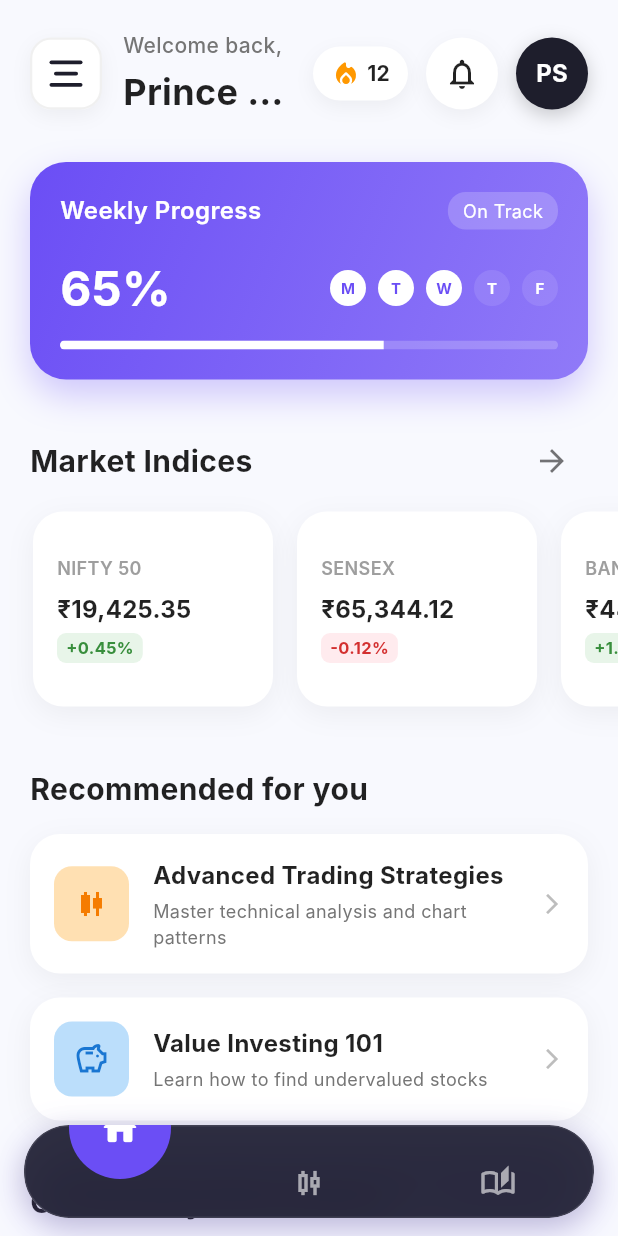
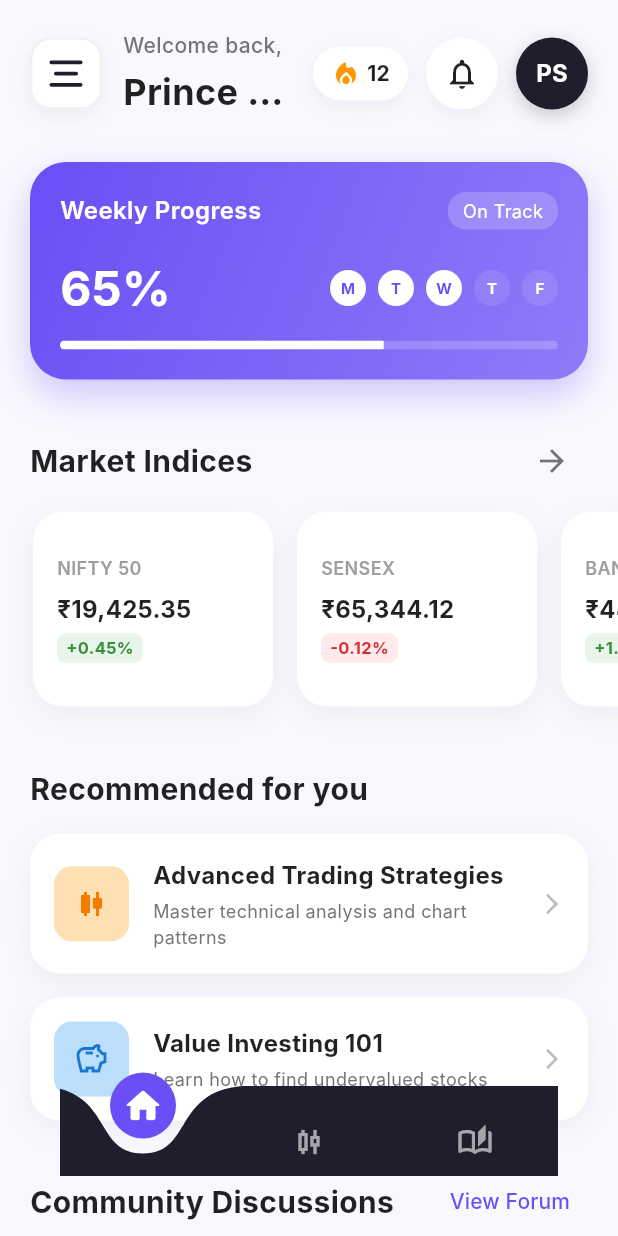
Before and after one commit to Princesurani/FinlearnPro, a Flutter app: the MainNavigationShell screen opened directly, on a phone screen of 412 x 824 dp. Run offline on Flutter 3.47's test engine with Material 3 defaults, Android fonts, the light colour scheme and no system bars; drawn by our look-alikes of curved_navigation_bar; network calls fail; Roboto replaces fonts that are missing (Inter).

Commit message:
fix navbar

```diff
--- a/lib/shared/navigation/main_navigation_shell.dart
+++ b/lib/shared/navigation/main_navigation_shell.dart
@@ -1,4 +1,3 @@
-import 'dart:ui';
 import 'package:flutter/material.dart';
 import 'package:flutter/services.dart';
 import 'package:curved_navigation_bar/curved_navigation_bar.dart';
@@ -50,7 +49,6 @@ class _MainNavigationShellState extends State<MainNavigationShell> {
       initialPage: _currentIndex,
       keepPage: true,
     );
-
   }
 
   @override
@@ -96,7 +94,9 @@ class _MainNavigationShellState extends State<MainNavigationShell> {
       child: Scaffold(
         backgroundColor: AppColors.backgroundPrimary,
         extendBody: true,
-        body: PageView(
+        body: Stack(
+          children: [
+            PageView(
               controller: _pageController,
               onPageChanged: _onPageChanged,
               physics: const BouncingScrollPhysics(),
@@ -106,77 +106,42 @@ class _MainNavigationShellState extends State<MainNavigationShell> {
                 LearningScreen(),
               ],
             ),
-        bottomNavigationBar: _buildGlassNavBar(),
+            Positioned(
+              left: 20,
+              right: 20,
+              bottom: 20,
+              child: _buildGlassNavBar(),
+            ),
+          ],
+        ),
       ),
     );
   }
 
   Widget _buildGlassNavBar() {
-    return SafeArea(
-      child: Padding(
-        padding: const EdgeInsets.fromLTRB(16, 0, 16, 12),
-        child: Container(
-          decoration: BoxDecoration(
-            borderRadius: BorderRadius.circular(30),
-            boxShadow: [
-              BoxShadow(
-                color: AppColors.primaryPurple.withOpacity(0.2),
-                blurRadius: 20,
-                offset: const Offset(0, 8),
-                spreadRadius: 2,
-              ),
-              BoxShadow(
-                color: Colors.black.withOpacity(0.15),
-                blurRadius: 15,
-                offset: const Offset(0, 5),
-              ),
-            ],
-          ),
-          child: ClipRRect(
-            borderRadius: BorderRadius.circular(30),
-            child: BackdropFilter(
-              filter: ImageFilter.blur(sigmaX: 15, sigmaY: 15),
-              child: Container(
-                decoration: BoxDecoration(
-                  color: const Color(0xFF1A1A2E).withOpacity(0.9),
-                  borderRadius: BorderRadius.circular(30),
-                  border: Border.all(
-                    color: Colors.white.withOpacity(0.1),
-                    width: 1,
-                  ),
-                ),
+    return Padding(
+      // Professional apps often have the navbar sitting closer to the bottom edge
+      // but with enough clearance for the pill shape.
+      padding: const EdgeInsets.fromLTRB(20, 0, 20, 20),
       child: CurvedNavigationBar(
         key: _navBarKey,
         index: _currentIndex,
-                  height: 60,
+        height: 60, // Standard height for better touch targets
         items: _screens.map((screen) {
           final isSelected = _screens.indexOf(screen) == _currentIndex;
-                    return _buildNavIcon(screen, isSelected);
+          return Icon(
+            isSelected ? screen.activeIcon : screen.icon,
+            // Adjust icon size: moderate size for active to show padding, standard for inactive
+            size: isSelected ? 28 : 24,
+            color: isSelected ? Colors.white : Colors.white.withOpacity(0.6),
+          );
         }).toList(),
-                  color: Colors.transparent,
+        color: const Color(0xFF1E1E2C),
         buttonBackgroundColor: AppColors.primaryPurple,
         backgroundColor: Colors.transparent,
         animationCurve: Curves.easeOutCubic,
-                  animationDuration: const Duration(milliseconds: 300),
+        animationDuration: const Duration(milliseconds: 400),
         onTap: _onNavTap,
-                ),
-              ),
-            ),
-          ),
-        ),
-      ),
-    );
-  }
-
-  Widget _buildNavIcon(_NavScreen screen, bool isSelected) {
-    return AnimatedContainer(
-      duration: const Duration(milliseconds: 300),
-      curve: Curves.easeOutCubic,
-      padding: EdgeInsets.all(isSelected ? 12 : 10),
-      child: Icon(
-        isSelected ? screen.activeIcon : screen.icon,
-        size: isSelected ? 28 : 24,
-        color: isSelected ? Colors.white : Colors.white.withOpacity(0.6),
       ),
     );
   }
@@ -246,10 +211,7 @@ class _MarketsScreenWrapper extends StatelessWidget {
             const SizedBox(height: 8),
             Text(
               'Track live market data',
-              style: TextStyle(
-                fontSize: 16,
-                color: Colors.grey[600],
-              ),
+              style: TextStyle(fontSize: 16, color: Colors.grey[600]),
             ),
             const SizedBox(height: 30),
             const MarketIndicesSection(),
@@ -281,10 +243,7 @@ class _MarketsScreenWrapper extends StatelessWidget {
                   const SizedBox(height: 8),
                   Text(
                     'Advanced charting, watchlists, and real-time alerts',
-                    style: TextStyle(
-                      fontSize: 14,
-                      color: Colors.grey[600],
-                    ),
+                    style: TextStyle(fontSize: 14, color: Colors.grey[600]),
                   ),
                 ],
               ),
```
Lines whose indentation alone changed are shown as unchanged.
